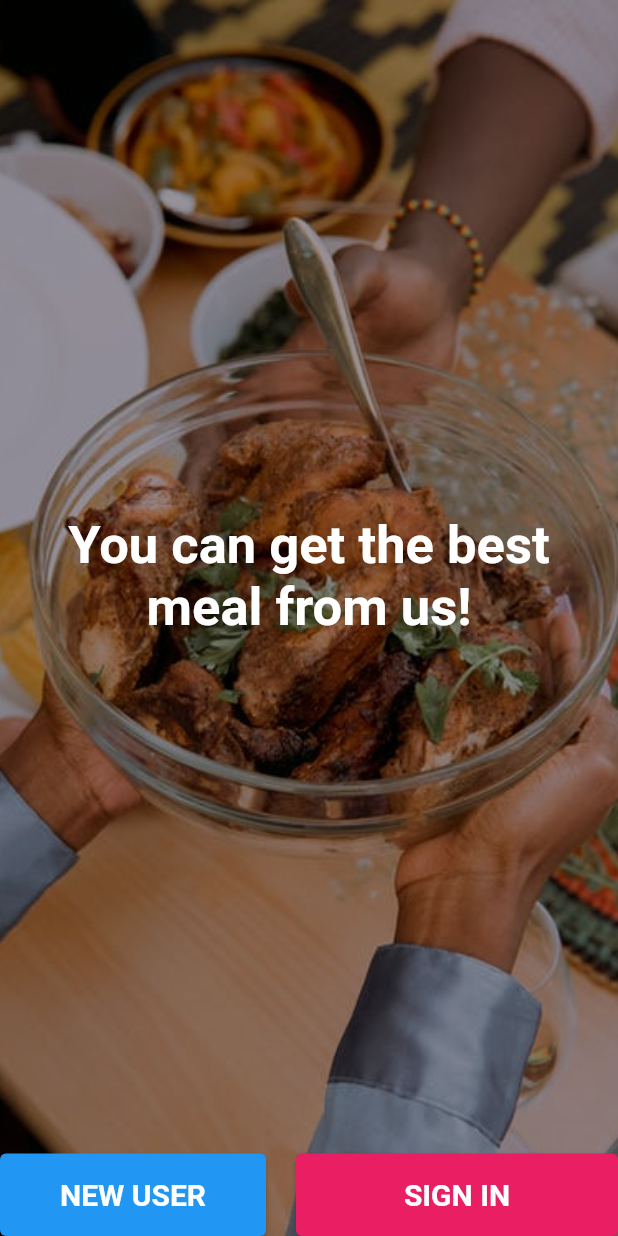
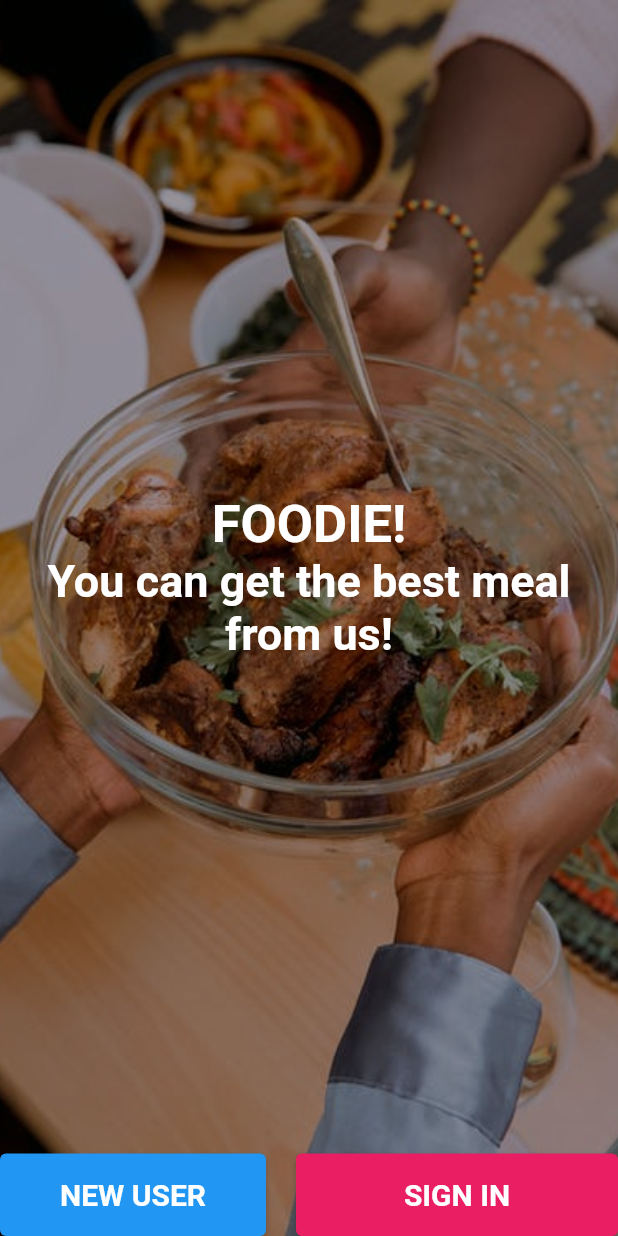
Before and after one commit to denscholar/FoodApplication, a Flutter app: the screen it shows after launch, on a phone screen of 412 x 824 dp. Run offline on Flutter 3.47's test engine with Material 2 defaults, Android fonts, the phone set to English and light mode, and no system bars.

Commit message:
new commit

```diff
--- a/lib/main.dart
+++ b/lib/main.dart
@@ -1,6 +1,6 @@
 import 'package:flutter/material.dart';
 
-import 'screen/lancher.dart';
+import 'screen/launcher.dart';
 
 void main() {
   runApp(MyApp());
--- a/lib/screen/lancher.dart
+++ b/lib/screen/launcher.dart
@@ -21,18 +21,28 @@ class LauncherScreen extends StatelessWidget {
                 child: Stack(
                   alignment: AlignmentDirectional.bottomCenter,
                   children: [
-                    Center(
-                        child: Padding(
+                    Padding(
                       padding: const EdgeInsets.all(15.0),
-                      child: Text(
-                        'You can get the best meal from us!',
-                        style: TextStyle(
-                            fontSize: 35.0,
-                            color: Colors.white,
-                            fontWeight: FontWeight.bold),
-                        textAlign: TextAlign.center,
+                      child: Column(
+                        crossAxisAlignment: CrossAxisAlignment.center,
+                        mainAxisAlignment: MainAxisAlignment.center,
+                        children: [
+                          Text('FOODIE!',
+                              style: TextStyle(
+                                  fontSize: 35.0,
+                                  color: Colors.white,
+                                  fontWeight: FontWeight.bold)),
+                          Text(
+                            'You can get the best meal from us!',
+                            style: TextStyle(
+                                fontSize: 30.0,
+                                color: Colors.white,
+                                fontWeight: FontWeight.bold),
+                            textAlign: TextAlign.center,
+                          )
+                        ],
                       ),
-                    ))
+                    )
                   ],
                 ),
               ),
```
